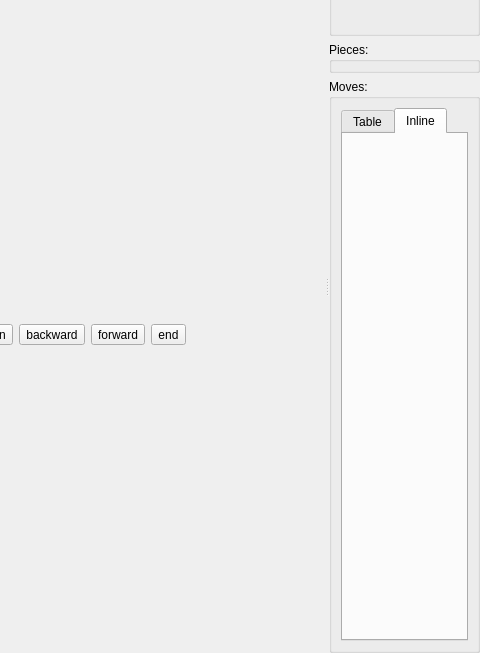
manyoso/queensmate, file src/ui/gameview.ui: the form before one commit; both pictures show x 207 to 687 and y 82 to 735 of the 687 by 735 pixel window.
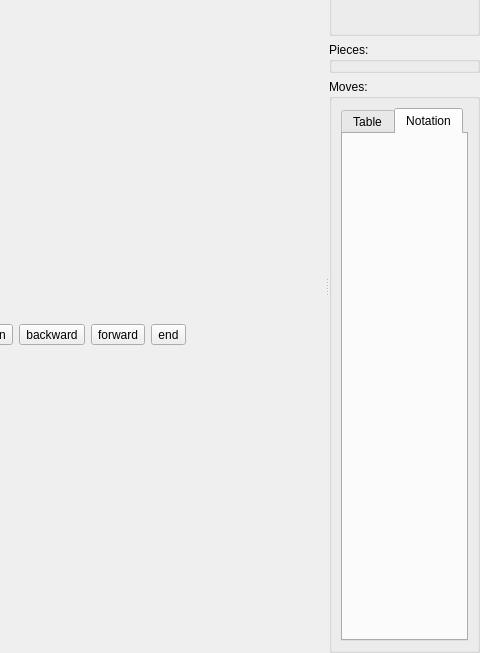
The form after the commit. The open tabs and pages were chosen to show the change.

What changed in the file:
```diff
--- a/src/ui/gameview.ui
+++ b/src/ui/gameview.ui
@@ -360,7 +360,7 @@
               </rect>
              </property>
              <attribute name="title" >
-              <string>Inline</string>
+              <string>Notation</string>
              </attribute>
             </widget>
            </widget>
```
Left out of the diff: 6 changed lines with no effect on the pictures.
